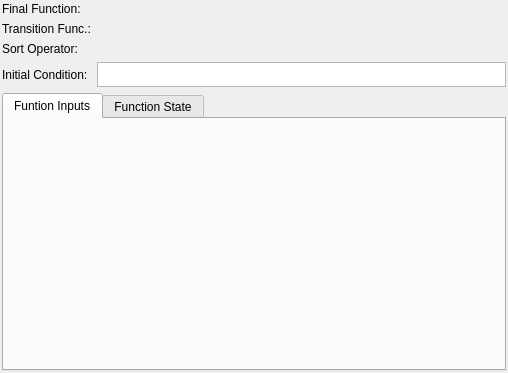
Old version of the form libpgmodeler_ui/ui/aggregatewidget.ui in the repository pgmodeler/pgmodeler.
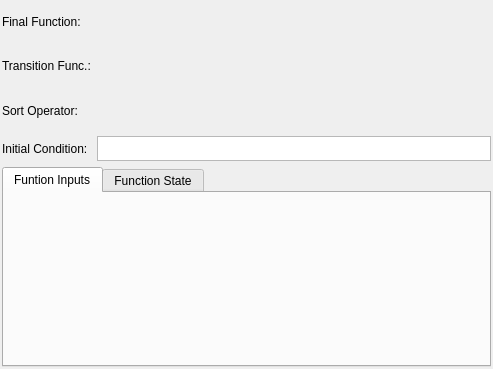
New version of the form.

```diff
--- a/libpgmodeler_ui/ui/aggregatewidget.ui
+++ b/libpgmodeler_ui/ui/aggregatewidget.ui
@@ -6,8 +6,8 @@
    <rect>
     <x>0</x>
     <y>0</y>
-    <width>508</width>
-    <height>373</height>
+    <width>493</width>
+    <height>369</height>
    </rect>
   </property>
   <property name="sizePolicy">
@@ -58,6 +58,18 @@
    </item>
    <item row="4" column="0" colspan="2">
     <widget class="QTabWidget" name="state_input_types_twg">
+     <property name="sizePolicy">
+      <sizepolicy hsizetype="Preferred" vsizetype="Preferred">
+       <horstretch>0</horstretch>
+       <verstretch>0</verstretch>
+      </sizepolicy>
+     </property>
+     <property name="minimumSize">
+      <size>
+       <width>0</width>
+       <height>200</height>
+      </size>
+     </property>
      <property name="currentIndex">
       <number>0</number>
      </property>
```
